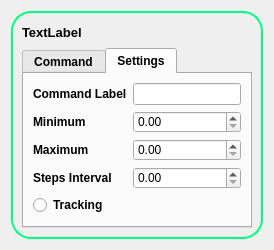
devlabnet/YASP, file dialW.ui: the form before one commit.
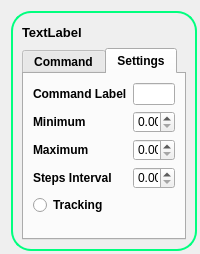
The form after the commit. The open tabs and pages were chosen to show the change. Icons and pictures are not drawn. Custom widgets are drawn as their Qt base class.

Commit message: 26/03/2019 at 10:57:25  / working on ...  M dialW.ui  M dialw.cpp  M dialw.h  M sliderW.ui  M sliderw.cpp  M sliderw.h  M widgetsarealayout.cpp  M widgetsarealayout.h RM widgetsWindow.ui -> widgetswindow.ui  M yasp.pro  M yasp.pro.user

```diff
--- a/dialW.ui
+++ b/dialW.ui
@@ -1,19 +1,39 @@
 <?xml version="1.0" encoding="UTF-8"?>
 <ui version="4.0">
- <class>dialW</class>
- <widget class="QWidget" name="dialW">
+ <class>dialw</class>
+ <widget class="QWidget" name="dialw">
+  <property name="geometry">
+   <rect>
+    <x>0</x>
+    <y>0</y>
+    <width>200</width>
+    <height>254</height>
+   </rect>
+  </property>
   <property name="sizePolicy">
    <sizepolicy hsizetype="MinimumExpanding" vsizetype="MinimumExpanding">
     <horstretch>0</horstretch>
     <verstretch>14</verstretch>
    </sizepolicy>
   </property>
+  <property name="minimumSize">
+   <size>
+    <width>200</width>
+    <height>254</height>
+   </size>
+  </property>
   <property name="windowTitle">
    <string>Form</string>
   </property>
   <layout class="QHBoxLayout" name="horizontalLayout_2">
    <item>
     <widget class="QFrame" name="frame">
+     <property name="minimumSize">
+      <size>
+       <width>186</width>
+       <height>240</height>
+      </size>
+     </property>
      <property name="font">
       <font>
        <family>Tahoma</family>
@@ -66,7 +86,7 @@
           </property>
           <property name="sizeHint" stdset="0">
            <size>
-            <width>40</width>
+            <width>10</width>
             <height>20</height>
            </size>
           </property>
@@ -96,16 +116,19 @@
           <property name="orientation">
            <enum>Qt::Horizontal</enum>
           </property>
+          <property name="sizeType">
+           <enum>QSizePolicy::Fixed</enum>
+          </property>
           <property name="sizeHint" stdset="0">
            <size>
-            <width>40</width>
+            <width>10</width>
             <height>20</height>
            </size>
           </property>
          </spacer>
         </item>
         <item>
-         <widget class="QLabel" name="label_2">
+         <widget class="ClickableLabel" name="labelDel">
           <property name="text">
            <string/>
           </property>
```
Left out of the diff: 2 changed lines with no effect on the pictures. The commit also changes 10 other files.
